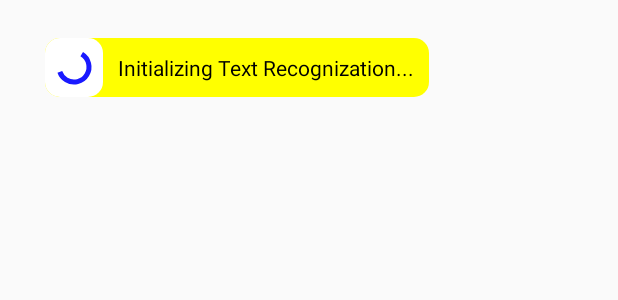
After one commit to harsh2201/Image-To-Recipe, an Android app: the layout updating_layout.xml on its own in the app's theme, with its tools: preview values and no code run, on a phone screen of 412 x 824 dp. The commit adds this screen. Shown: the top 300 px of the screen. Run offline under Robolectric (Android 15) with nearby library versions, the phone set to English and light mode, and no system bars.

Commit message:
-LButton -Customized Toast

```diff
--- a/app/build.gradle
+++ b/app/build.gradle
@@ -4,7 +4,7 @@ android {
     compileSdkVersion 27
     defaultConfig {
         applicationId "com.example.sanketpatel.translator"
-        minSdkVersion 16
+        minSdkVersion 18
         targetSdkVersion 27
         versionCode 1
         versionName "1.0"
@@ -25,6 +25,7 @@ dependencies {
     implementation 'com.android.support:appcompat-v7:27.1.0'
     implementation 'com.intuit.sdp:sdp-android:1.0.3'
 
+    implementation 'com.gospelware.liquidbutton:liquidButtonLib:1.1.5'
     compile 'com.android.support:cardview-v7:27.1.0'
     compile 'com.android.support:recyclerview-v7:27.1.0'
     implementation 'com.android.support:design:27.1.0'
@@ -36,4 +37,5 @@ dependencies {
     androidTestImplementation 'com.android.support.test.espresso:espresso-core:3.0.2'
 
 
+
 }
--- a/app/src/main/java/com/example/sanketpatel/translator/MainActivity.java
+++ b/app/src/main/java/com/example/sanketpatel/translator/MainActivity.java
@@ -44,7 +44,6 @@ import java.io.FileNotFoundException;
 import java.io.FileOutputStream;
 import java.io.IOException;
 import java.io.InputStream;
-import java.io.InterruptedIOException;
 import java.text.SimpleDateFormat;
 import java.util.ArrayList;
 import java.util.Calendar;
@@ -292,7 +291,7 @@ public class MainActivity extends AppCompatActivity {
 //            mDatabase.addProduct(newProduct);
 //
 //            //refresh the activity
-//            finish();
+           finish();
 
 
         } finally {
@@ -412,6 +411,7 @@ public class MainActivity extends AppCompatActivity {
                     Toast.makeText(MainActivity.this, "Something went wrong. Check your input values", Toast.LENGTH_LONG).show();
                 } else {
                     startActivity(getIntent());
+                    finish();
                 }
             }
         });
--- /dev/null
+++ b/app/src/main/java/com/example/sanketpatel/translator/UpdatingToastView.java
@@ -0,0 +1,49 @@
+package com.example.sanketpatel.translator;
+
+import android.content.Context;
+import android.graphics.Canvas;
+import android.graphics.Color;
+import android.graphics.Paint;
+import android.graphics.RectF;
+import android.support.annotation.Nullable;
+import android.util.AttributeSet;
+import android.view.View;
+
+public class UpdatingToastView extends View {
+
+    private int sweepAngle1 = 220;
+    private int startAngle1 = 120;
+
+    private RectF oval=new RectF();
+
+    private Paint paint=new Paint();
+
+    public UpdatingToastView(Context context, @Nullable AttributeSet attrs) {
+        super(context, attrs);
+        paint.setAntiAlias(true);
+        paint.setColor(Color.parseColor("#1919ff"));
+        paint.setStyle(Paint.Style.STROKE);
+        paint.setStrokeWidth(5);
+        post(animator);
+    }
+
+    @Override
+    protected void onDraw(Canvas canvas) {
+        super.onDraw(canvas);
+        oval.set(getWidth()/2-15,getHeight()/2-15,getWidth()/2+15,getHeight()/2+15);
+        canvas.drawArc(oval,startAngle1,sweepAngle1,false,paint);
+    }
+    Runnable animator=new Runnable() {
+        @Override
+        public void run() {
+            if(startAngle1<=360){
+                startAngle1+=10;
+            }
+            else {
+                startAngle1=1;
+            }
+            invalidate();
+            postDelayed(this,30);
+        }
+    };
+}
--- /dev/null
+++ b/app/src/main/res/drawable/viewbox.xml
@@ -0,0 +1,11 @@
+<shape xmlns:android="http://schemas.android.com/apk/res/android"
+    android:shape="rectangle">
+
+    <solid android:color="#fff"></solid>
+
+    <stroke android:color="#C4CDE0"></stroke>
+
+    <corners
+        android:radius="10dp"></corners>
+
+</shape>
--- /dev/null
+++ b/app/src/main/res/drawable/warning_toast.xml
@@ -0,0 +1,10 @@
+<shape xmlns:android="http://schemas.android.com/apk/res/android"
+    android:shape="rectangle">
+
+    <solid android:color="#ffff00"></solid>
+
+    <stroke android:color="#C4CDE0"></stroke>
+
+    <corners
+        android:radius="10dp"></corners>
+</shape>
--- /dev/null
+++ b/app/src/main/res/layout/updating_layout.xml
@@ -0,0 +1,50 @@
+<?xml version="1.0" encoding="utf-8"?>
+<LinearLayout xmlns:android="http://schemas.android.com/apk/res/android"
+
+    android:id="@+id/root_layout"
+    android:layout_width="match_parent"
+    android:layout_height="wrap_content"
+    android:background="#00000000"
+    android:orientation="vertical">
+
+    <LinearLayout
+        android:id="@+id/base_layout"
+        android:layout_width="wrap_content"
+        android:layout_height="wrap_content"
+        android:layout_marginBottom="25dp"
+        android:layout_marginLeft="30dp"
+        android:layout_marginRight="30dp"
+        android:layout_marginTop="25dp"
+        android:background="@drawable/warning_toast"
+        android:orientation="horizontal">
+
+
+        <LinearLayout
+            android:id="@+id/linearLayout"
+            android:layout_width="match_parent"
+            android:layout_height="match_parent"
+            android:background="@drawable/viewbox"
+            android:gravity="center">
+
+            <com.example.sanketpatel.translator.UpdatingToastView
+                android:id="@+id/update_View"
+                android:layout_width="25dp"
+                android:layout_height="25dp"
+                android:layout_gravity="center_vertical|left"
+                android:layout_margin="10px"
+                android:gravity="center_vertical|left"
+                android:layout_weight="0.45" />
+        </LinearLayout>
+
+        <TextView
+            android:id="@+id/updating_message"
+            android:layout_width="match_parent"
+            android:layout_height="wrap_content"
+            android:gravity="center_vertical"
+            android:padding="10dp"
+            android:textColor="#000"
+            android:text="Initializing Text Recognization..." />
+
+    </LinearLayout>
+
+</LinearLayout>
```
Also changed, not shown: app/src/main/java/com/example/sanketpatel/translator/SmartyToast.java (added, +37 -0 lines), app/src/main/java/com/example/sanketpatel/translator/title_content.java (+45 -6 lines), app/src/main/res/layout/activity_title_content.xml (+10 -0 lines), app/src/main/res/layout/product_list_layout.xml (+7 -28 lines).
